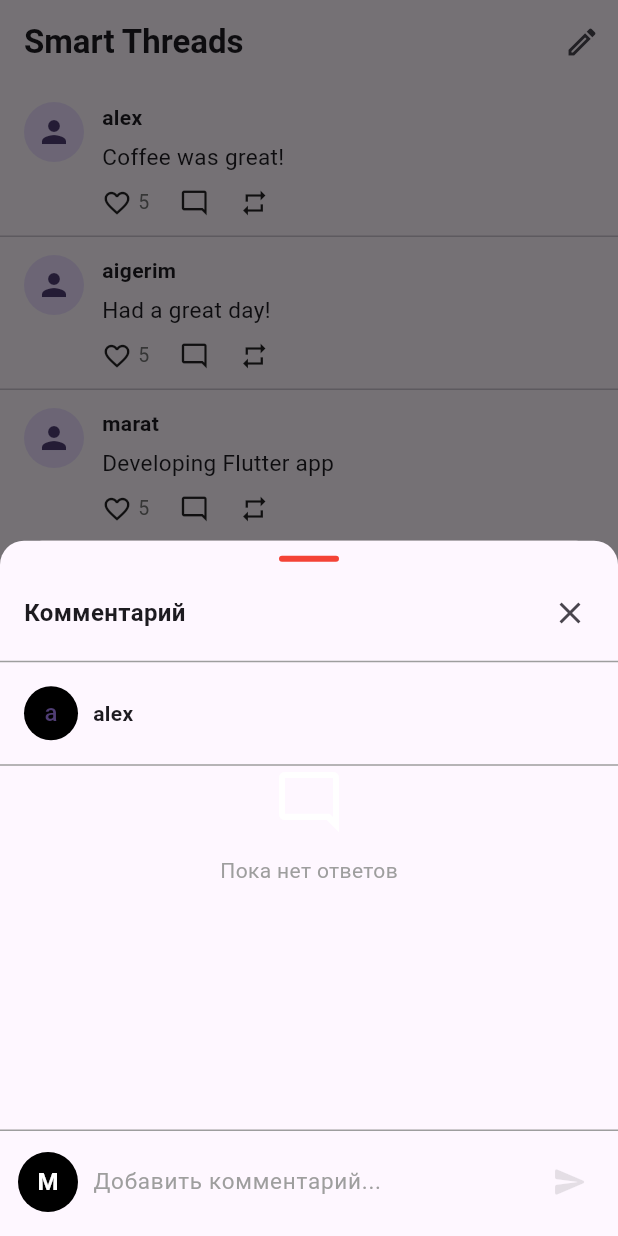
After one commit to Kazutich/smart_threads, a Flutter app: the screen it shows after launch, after a tap on the "mode comment" icon, on a phone screen of 412 x 824 dp. The commit adds this screen. Run offline on Flutter 3.47's test engine with Material 3 defaults, Android fonts, the phone set to English and light mode, and no system bars; our stand-ins replace flutter_bloc, freezed_annotation, hive_ce, hive_ce_flutter, image_picker; accounts and stored records are empty.

Commit message:
first commit

```diff
--- a/lib/main.dart
+++ b/lib/main.dart
@@ -23,7 +23,7 @@ Future<void> main() async {
 Future<void> _seedIfEmpty() async {
   final box = await Hive.openBox<PostModel>('posts');
   print('object');
- // if (box.isNotEmpty) return;
+  // if (box.isNotEmpty) return;
   print('object1');
 
   final posts = [
--- /dev/null
+++ b/lib/presentation/screens/comments_screen.dart
@@ -0,0 +1,141 @@
+import 'package:flutter/material.dart';
+import 'package:flutter/widgets.dart';
+import 'package:flutter_bloc/flutter_bloc.dart';
+import 'package:smart_threads/data/datasourses/local_comment_data_source.dart';
+import 'package:smart_threads/data/respositories/comment_repository_impl.dart';
+import 'package:smart_threads/domain/entities/post.dart';
+import 'package:smart_threads/presentation/bloc/comments/comments_cubit.dart';
+import 'package:smart_threads/presentation/bloc/comments/comments_state.dart';
+import 'package:smart_threads/presentation/widgets/comment_input.dart';
+import 'package:smart_threads/presentation/widgets/comment_tile.dart';
+
+class CommentsScreen extends StatelessWidget {
+  const CommentsScreen({super.key, required this.post});
+
+  final Post post;
+
+  static Future<void> show(BuildContext context, Post post) {
+    return showModalBottomSheet(
+      context: context,
+      builder: (context) {
+        return BlocProvider(
+          create: (context) => CommentsCubit(
+            CommentRepositoryImpl(LocalCommentDataSource()),
+            post.id,
+          ),
+          child: CommentsScreen(post: post),
+        );
+      },
+    );
+  }
+
+  @override
+  Widget build(BuildContext context) {
+    return Container(
+      decoration: BoxDecoration(
+        borderRadius: BorderRadius.vertical(top: Radius.circular(16)),
+        color: Theme.of(context).scaffoldBackgroundColor,
+      ),
+      child: Column(
+        children: [
+          Padding(
+            padding: EdgeInsetsGeometry.symmetric(vertical: 10),
+            child: Container(
+              width: 40,
+              height: 4,
+              decoration: BoxDecoration(
+                color: Colors.red,
+                borderRadius: BorderRadius.circular(2),
+              ),
+            ),
+          ),
+          Padding(
+            padding: EdgeInsetsGeometry.fromLTRB(16, 0, 8, 8),
+            child: Row(
+              children: [
+                Text(
+                  "Комментарий",
+                  style: TextStyle(fontSize: 16, fontWeight: FontWeight.bold),
+                ),
+                Spacer(),
+                IconButton(
+                  onPressed: () => Navigator.pop(context),
+                  icon: Icon(Icons.close),
+                ),
+              ],
+            ),
+          ),
+          Divider(height: 1, color: Colors.grey),
+          Padding(
+            padding: EdgeInsetsGeometry.all(16),
+            child: Row(
+              children: [
+                CircleAvatar(
+                  radius: 18,
+                  backgroundColor: Colors.black,
+                  child: Text(post.id.isNotEmpty ? post.authorId[0] : 'Я'),
+                ),
+                const SizedBox(width: 10),
+                Expanded(
+                  child: Column(
+                    crossAxisAlignment: CrossAxisAlignment.start,
+                    children: [
+                      Text(
+                        post.authorId,
+                        style: TextStyle(
+                          fontWeight: FontWeight.bold,
+                          fontSize: 14,
+                        ),
+                      ),
+                    ],
+                  ),
+                ),
+              ],
+            ),
+          ),
+          Divider(height: 1, color: Colors.grey),
+          Expanded(
+            child: BlocBuilder<CommentsCubit, CommentsState>(
+              builder: (context, state) {
+                if (state.status == CommentsStatus.loading) {
+                  return Center(child: CircularProgressIndicator());
+                }
+
+                if (state.comment.isEmpty) {
+                  return Center(
+                    child: Column(
+                      children: [
+                        Icon(
+                          Icons.mode_comment_outlined,
+                          size: 48,
+                          color: Colors.white,
+                        ),
+                        SizedBox(height: 12),
+                        Text(
+                          'Пока нет ответов',
+                          style: TextStyle(color: Colors.grey),
+                        ),
+                      ],
+                    ),
+                  );
+                }
+                return ListView.separated(
+                  padding: EdgeInsets.symmetric(vertical: 9),
+                  itemCount: state.comment.length,
+                  separatorBuilder: (_, _) =>
+                      Divider(height: 1, color: Colors.grey),
+                  itemBuilder: (context, index) {
+                    return CommentTile(comment: state.comment[index]);
+                  },
+                );
+              },
+            ),
+          ),
+
+          Divider(height: 1, color: Colors.grey),
+          CommentInput(),
+        ],
+      ),
+    );
+  }
+}
--- a/lib/presentation/screens/feed_screen.dart
+++ b/lib/presentation/screens/feed_screen.dart
@@ -27,10 +27,10 @@ class FeedScreen extends StatelessWidget {
                     return BlocProvider.value(
                       value: context.read<FeedCubit>(),
                       child: BlocProvider(
-                        create: (context)
-                         => CreatePostCubit(context.read<FeedCubit>().repository),
+                        create: (context) => CreatePostCubit(
+                          context.read<FeedCubit>().repository,
+                        ),
                         child: CreatePostScreen(),
-
                       ),
                     );
                   },
--- /dev/null
+++ b/lib/presentation/widgets/comment_input.dart
@@ -0,0 +1,100 @@
+import 'package:flutter/material.dart';
+import 'package:flutter_bloc/flutter_bloc.dart';
+import 'package:smart_threads/presentation/bloc/comments/comments_cubit.dart';
+import 'package:smart_threads/presentation/bloc/comments/comments_state.dart';
+
+class CommentInput extends StatefulWidget {
+  const CommentInput({super.key});
+
+  @override
+  State<CommentInput> createState() => _CommentInputState();
+}
+
+class _CommentInputState extends State<CommentInput> {
+  final TextEditingController _controller = TextEditingController();
+
+  @override
+  void dispose() {
+    _controller.dispose();
+    super.dispose();
+  }
+
+  @override
+  Widget build(BuildContext context) {
+    return BlocConsumer<CommentsCubit, CommentsState>(
+      // После успешной отправки очищаем поле
+      listener: (context, state) {
+        if (state.inputText.isEmpty && _controller.text.isNotEmpty) {
+          _controller.clear();
+        }
+      },
+      builder: (context, state) {
+        final cubit = context.read<CommentsCubit>();
+
+        return SafeArea(
+          child: Padding(
+            padding: EdgeInsets.only(
+              left: 12,
+              right: 8,
+              top: 10,
+              bottom: MediaQuery.of(context).viewInsets.bottom > 0 ? 8 : 12,
+            ),
+            child: Row(
+              crossAxisAlignment: CrossAxisAlignment.center,
+              children: [
+                // CircleAvatar для текущего пользователя
+                CircleAvatar(
+                  radius: 20,
+                  backgroundColor: Colors.black,
+                  child: Text(
+                    'M',
+                    style: TextStyle(
+                      color: Colors.white,
+                      fontWeight: FontWeight.bold,
+                    ),
+                  ),
+                ),
+
+                const SizedBox(width: 10),
+
+                // Поле ввода комментария
+                Expanded(
+                  child: TextFormField(
+                    controller: _controller,
+                    onChanged: cubit.inputChanged,
+                    textInputAction: TextInputAction.send,
+                    onFieldSubmitted: (_) {
+                      if (state.canSubmit) cubit.addComment();
+                    },
+                    decoration: InputDecoration(
+                      hintText: 'Добавить комментарий...',
+                      hintStyle: TextStyle(color: Colors.grey),
+                      border: InputBorder.none,
+                      isDense: true,
+                      contentPadding: EdgeInsets.symmetric(vertical: 8),
+                    ),
+                    style: TextStyle(fontSize: 15),
+                    maxLines: null, // поддержка многострочного ввода
+                  ),
+                ),
+
+                // Кнопка отправки
+                AnimatedOpacity(
+                  opacity: state.canSubmit ? 1.0 : 0.3,
+                  duration: const Duration(milliseconds: 200),
+                  child: IconButton(
+                    onPressed: state.canSubmit ? cubit.addComment : null,
+                    icon: const Icon(Icons.send_rounded),
+                    color: Colors.black,
+                    splashRadius: 20,
+                    tooltip: 'Отправить',
+                  ),
+                ),
+              ],
+            ),
+          ),
+        );
+      },
+    );
+  }
+}
--- a/lib/presentation/widgets/post_card.dart
+++ b/lib/presentation/widgets/post_card.dart
@@ -1,5 +1,6 @@
 import 'package:flutter/material.dart';
 import 'package:smart_threads/domain/entities/post.dart';
+import 'package:smart_threads/presentation/screens/comments_screen.dart';
 import 'package:smart_threads/presentation/widgets/like_button.dart';
 
 class PostCard extends StatelessWidget {
@@ -31,7 +32,12 @@ class PostCard extends StatelessWidget {
                   children: [
                     LikeButton(post: post),
                     const SizedBox(width: 20),
-                    const Icon(Icons.mode_comment_outlined, size: 20),
+                    GestureDetector(
+                      onTap: () {
+                        CommentsScreen.show(context, post);
+                      },
+                      child: const Icon(Icons.mode_comment_outlined, size: 20),
+                    ),
                     const SizedBox(width: 20),
                     const Icon(Icons.repeat, size: 20),
                   ],
```
Also changed, not shown: lib/presentation/widgets/comment_tile.dart (added, +64 -0 lines), pubspec.lock, 21 other files.
